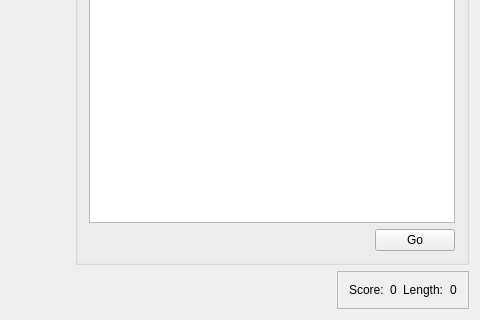
Qt form mainwindow.ui (DexterLB/snake) before a commit; both pictures show x 330 to 810 and y 317 to 637 of the 810 by 637 pixel window.
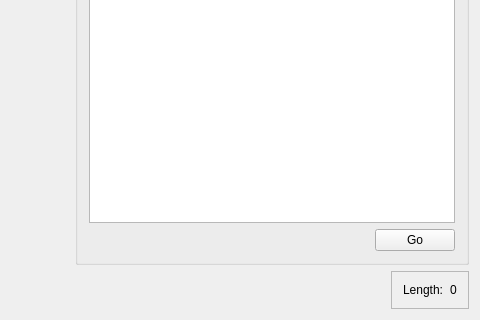
The same form after that commit. Custom widgets are drawn as their Qt base class.

What changed in the file:
```diff
--- a/mainwindow.ui
+++ b/mainwindow.ui
@@ -100,20 +100,6 @@
          <enum>QFrame::Raised</enum>
         </property>
         <layout class="QHBoxLayout" name="horizontalLayout_4">
-         <item>
-          <widget class="QLabel" name="visualScoreLabel">
-           <property name="text">
-            <string>Score:</string>
-           </property>
-          </widget>
-         </item>
-         <item>
-          <widget class="QLabel" name="scoreLabel">
-           <property name="text">
-            <string>0</string>
-           </property>
-          </widget>
-         </item>
          <item>
           <widget class="QLabel" name="visualLengthLabel">
            <property name="text">
```
